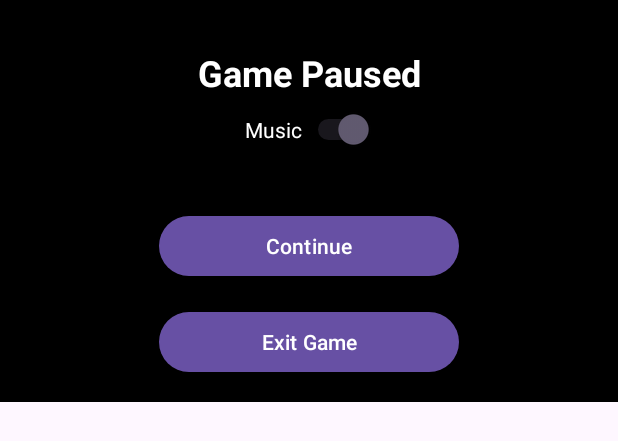
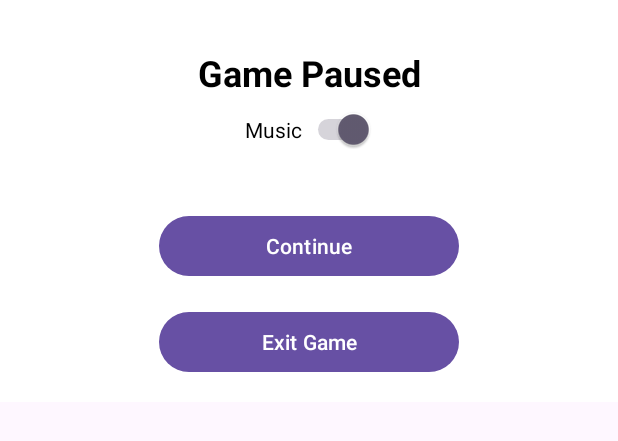
Before and after one commit to Yoavmegadish/snaketry, an Android app: the layout fragment_pause.xml on its own in the app's theme, with its tools: preview values and no code run, on a phone screen of 412 x 824 dp. Shown: the top 441 px of the screen. Run offline under Robolectric (Android 15) with nearby library versions, the phone set to English and light mode, and no system bars.

Commit message:
all is working and corsur is a bitch

```diff
--- a/app/src/main/res/layout/activity_main.xml
+++ b/app/src/main/res/layout/activity_main.xml
@@ -26,7 +26,9 @@
         android:layout_width="wrap_content"
         android:layout_height="wrap_content"
         android:orientation="vertical"
-        android:gravity="center" />
+        android:gravity="center"
+        android:padding="16dp"
+        android:background="@drawable/board_background" />
 
     <!-- טיימר -->
     <TextView
--- a/app/src/main/res/layout/fragment_pause.xml
+++ b/app/src/main/res/layout/fragment_pause.xml
@@ -5,7 +5,7 @@
     android:layout_width="match_parent"
     android:layout_height="wrap_content"
     android:padding="16dp"
-    android:background="@android:color/black"
+    android:background="@android:color/white"
     tools:context=".PauseFragment">
 
     <TextView
@@ -15,7 +15,7 @@
         android:text="Game Paused"
         android:textSize="24sp"
         android:textStyle="bold"
-        android:textColor="@android:color/white"
+        android:textColor="@android:color/black"
         app:layout_constraintTop_toTopOf="parent"
         app:layout_constraintStart_toStartOf="parent"
         app:layout_constraintEnd_toEndOf="parent"
@@ -38,7 +38,7 @@
             android:layout_width="wrap_content"
             android:layout_height="wrap_content"
             android:text="Music"
-            android:textColor="@android:color/white"
+            android:textColor="@android:color/black"
             android:checked="true" />
     </LinearLayout>
 
@@ -47,6 +47,7 @@
         android:layout_width="200dp"
         android:layout_height="wrap_content"
         android:text="Continue"
+        android:textColor="@android:color/white"
         android:layout_marginTop="32dp"
         app:layout_constraintTop_toBottomOf="@+id/musicLayout"
         app:layout_constraintStart_toStartOf="parent"
@@ -57,6 +58,7 @@
         android:layout_width="200dp"
         android:layout_height="wrap_content"
         android:text="Exit Game"
+        android:textColor="@android:color/white"
         android:layout_marginTop="16dp"
         app:layout_constraintTop_toBottomOf="@+id/keepplayingbtn"
         app:layout_constraintStart_toStartOf="parent"
```
